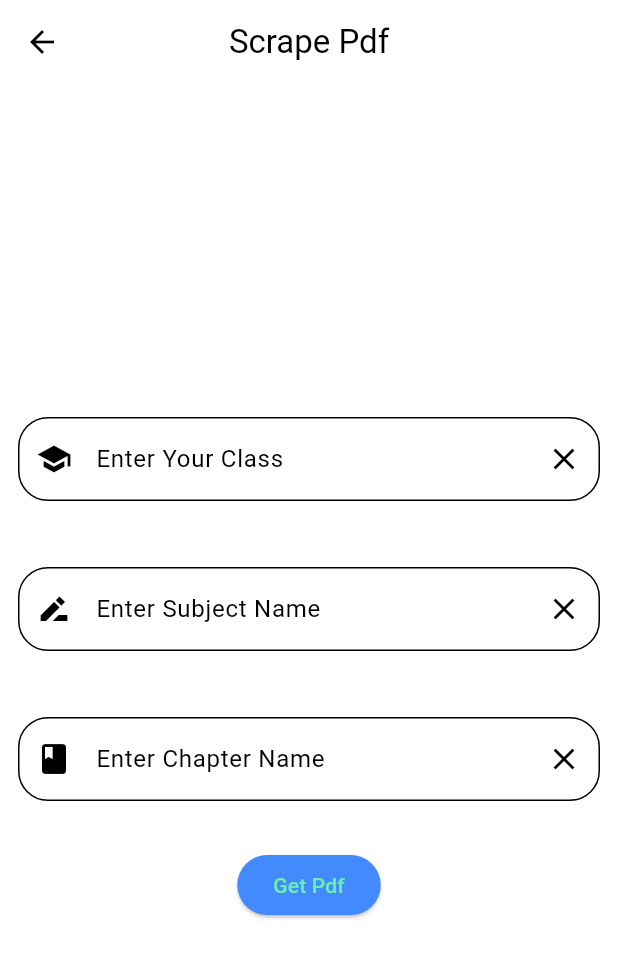
After one commit to veerendrasoni07/LearnFlux, a Flutter app: the ScrapePdfScreeen screen opened directly, on a phone screen of 412 x 824 dp. The commit adds this screen. Shown: the top 958 px of the screen. Run offline on Flutter 3.47's test engine with Material 3 defaults, Android fonts, the phone set to English and light mode, and no system bars; our stand-ins replace animated_custom_dropdown, awesome_snackbar_content, draggable_home, flutter_heatmap_calendar, flutter_otp_text_field, flutter_riverpod and 6 more; missing offline and left inert: markdown_widget, syncfusion_flutter_pdfviewer; accounts and stored records are empty; generated files the repository leaves out were written again.

Commit message:
layout improved

```diff
--- a/lib/views/goal_tracker/views/habit_home_page.dart
+++ b/lib/views/goal_tracker/views/habit_home_page.dart
@@ -4,7 +4,6 @@ import 'package:google_fonts/google_fonts.dart';
 import 'package:learnmate/views/goal_tracker/components/heat_map.dart';
 import 'package:learnmate/views/goal_tracker/database/habit_database.dart';
 import 'package:learnmate/views/goal_tracker/models/habit.dart';
-import 'package:learnmate/views/goal_tracker/utils/habit_home_drawer.dart';
 import 'package:learnmate/views/goal_tracker/utils/habit_tile.dart';
 import 'package:learnmate/views/goal_tracker/utils/habit_utils.dart';
 
@@ -96,8 +95,8 @@ class _HabitHomePageState extends ConsumerState<HabitHomePage> {
     List<Habit> currentHabits = habit.currentHabits;
     return Scaffold(
       backgroundColor: Theme.of(context).colorScheme.primary,
-      drawer: HabitHomeDrawer(),
       appBar: AppBar(
+        leading: IconButton(onPressed: ()=>Navigator.pop(context), icon: Icon(Icons.arrow_back_ios_new)),
         title: Text('Habit Tracker',style: GoogleFonts.montserrat(
           fontSize: 28,
           fontWeight: FontWeight.bold,
--- /dev/null
+++ b/lib/views/screens/details/notes/widgets/scrape_pdf_screeen.dart
@@ -0,0 +1,145 @@
+import 'package:flutter/material.dart';
+import 'package:flutter_riverpod/flutter_riverpod.dart';
+import 'package:learnmate/controller/scrapepdf_controller.dart';
+import 'package:learnmate/views/screens/details/notes/widgets/chapter_widget.dart';
+import 'package:learnmate/views/screens/widgets/pdf_view_screen.dart';
+
+class ScrapePdfScreeen extends ConsumerStatefulWidget {
+  const ScrapePdfScreeen({super.key});
+
+  @override
+  ConsumerState<ScrapePdfScreeen> createState() => _ScrapePdfScreeenState();
+}
+
+class _ScrapePdfScreeenState extends ConsumerState<ScrapePdfScreeen> {
+  TextEditingController classController = TextEditingController();
+  TextEditingController subjectController = TextEditingController();
+  TextEditingController chapterController = TextEditingController();
+  final ScrapePdfController scrapePdfController = ScrapePdfController();
+  Future<List<String>>? futureLinkList;
+
+  void fetchPdf(){
+    setState(() {
+      futureLinkList = scrapePdfController.getScrapePdfs(
+          studentClass: classController.text,
+          subject: subjectController.text,
+          chapter: chapterController.text
+      );
+    });
+  }
+
+
+  @override
+  Widget build(BuildContext context) {
+    return Scaffold(
+      appBar: AppBar(
+        centerTitle: true,
+        title: Text("Scrape Pdf"),
+      ),
+      body: futureLinkList != null ? FutureBuilder(
+          future: futureLinkList,
+          builder: (context,snapshot){
+            if(snapshot.connectionState == ConnectionState.waiting){
+              return Center(child: CircularProgressIndicator(),);
+            }
+            else if(snapshot.hasError){
+              return Center(child: Text("Error Occurred : ${snapshot.error}"),);
+            }
+            else if(!snapshot.hasData || snapshot.data!.isEmpty){
+              return Center(child: Text("No data is present"),);
+            }
+            else{
+              final links = snapshot.data;
+              return ListView.builder(
+                itemCount: links!.length,
+                  itemBuilder: (context,index){
+                  final link = links[index];
+                    return Padding(
+                      padding: const EdgeInsets.all(12.0),
+                      child: InkWell(
+                        onTap: (){
+                          Navigator.push(context, MaterialPageRoute(builder: (context)=>PdfViewScreen(link: link)));
+                        },
+                          child: ChapterWidget(
+                              title:chapterController.text ,
+                              icon: Icons.picture_as_pdf
+                          )
+                      ),
+                    );
+                  }
+              );
+            }
+          }
+      ) : Column(
+        mainAxisAlignment: MainAxisAlignment.center,
+        children: [
+          Padding(
+            padding: const EdgeInsets.all(12.0),
+            child: TextField(
+              controller: classController,
+              decoration: InputDecoration(
+                hintText: "Enter Your Class",
+                border: OutlineInputBorder(
+                  borderRadius: BorderRadius.circular(20)
+                ),
+                prefixIcon: Icon(Icons.school),
+                suffixIcon: IconButton(
+                  onPressed: (){
+                    classController.clear();
+                  },
+                  icon: Icon(Icons.clear),
+              ),)
+            ),
+          ),
+          SizedBox(height: 20,),
+          Padding(
+            padding: const EdgeInsets.all(12.0),
+            child: TextField(
+              controller: subjectController,
+              decoration: InputDecoration(
+                hintText: "Enter Subject Name",
+                border: OutlineInputBorder(
+                  borderRadius: BorderRadius.circular(20)
+                ),
+                prefixIcon: Icon(Icons.drive_file_rename_outline_sharp),
+                suffixIcon: IconButton(
+                  onPressed: (){
+                    subjectController.clear();
+                  },
+                  icon: Icon(Icons.clear),
+              ),)
+            ),
+          ),
+          SizedBox(height: 20,),
+          Padding(
+            padding: const EdgeInsets.all(12.0),
+            child: TextField(
+              controller: chapterController,
+              decoration: InputDecoration(
+                hintText: "Enter Chapter Name",
+                border: OutlineInputBorder(
+                  borderRadius: BorderRadius.circular(20)
+                ),
+                prefixIcon: Icon(Icons.book),
+                suffixIcon: IconButton(
+                  onPressed: (){
+                    chapterController.clear();
+                  },
+                  icon: Icon(Icons.clear),
+              ),)
+            ),
+          ),
+          SizedBox(height: 20,),
+          ElevatedButton(
+            style: ElevatedButton.styleFrom(
+              backgroundColor: Colors.blueAccent,
+              foregroundColor: Colors.greenAccent,
+            ),
+              onPressed: fetchPdf,
+              child: Text("Get Pdf")
+          )
+        ],
+      ),
+    );
+  }
+}
--- a/lib/views/screens/nav_screen/notes_pdf_screen.dart
+++ b/lib/views/screens/nav_screen/notes_pdf_screen.dart
@@ -36,8 +36,7 @@ class _NotesPdfScreenState extends ConsumerState<NotesPdfScreen> {
 
   @override
   Widget build(BuildContext context) {
-    final subjects = ref.read(subjectProvider);
-    final subjectsWatcher = ref.watch(subjectProvider);
+    final subjects = ref.watch(subjectProvider);
     return Scaffold(
       appBar: AppBar(
         backgroundColor: Colors.transparent,
```
Also changed, not shown: lib/controller/scrapepdf_controller.dart (added, +48 -0 lines), lib/models/cached_pdfs.dart (added, +24 -0 lines), lib/views/ai_chat_screen.dart (+19 -10 lines), lib/views/screens/nav_screen/home_screen.dart (+21 -20 lines), lib/views/screens/nav_screen/profile_screen.dart (+6 -6 lines), lib/views/screens/nav_screen/roadmap_screen.dart (+14 -1 lines), lib/views/screens/nav_screen/study_material_screen.dart (+52 -8 lines), lib/views/screens/widgets/home_container_widget.dart (+5 -4 lines), lib/views/screens/widgets/pdf_view_screen.dart (added, +24 -0 lines).
